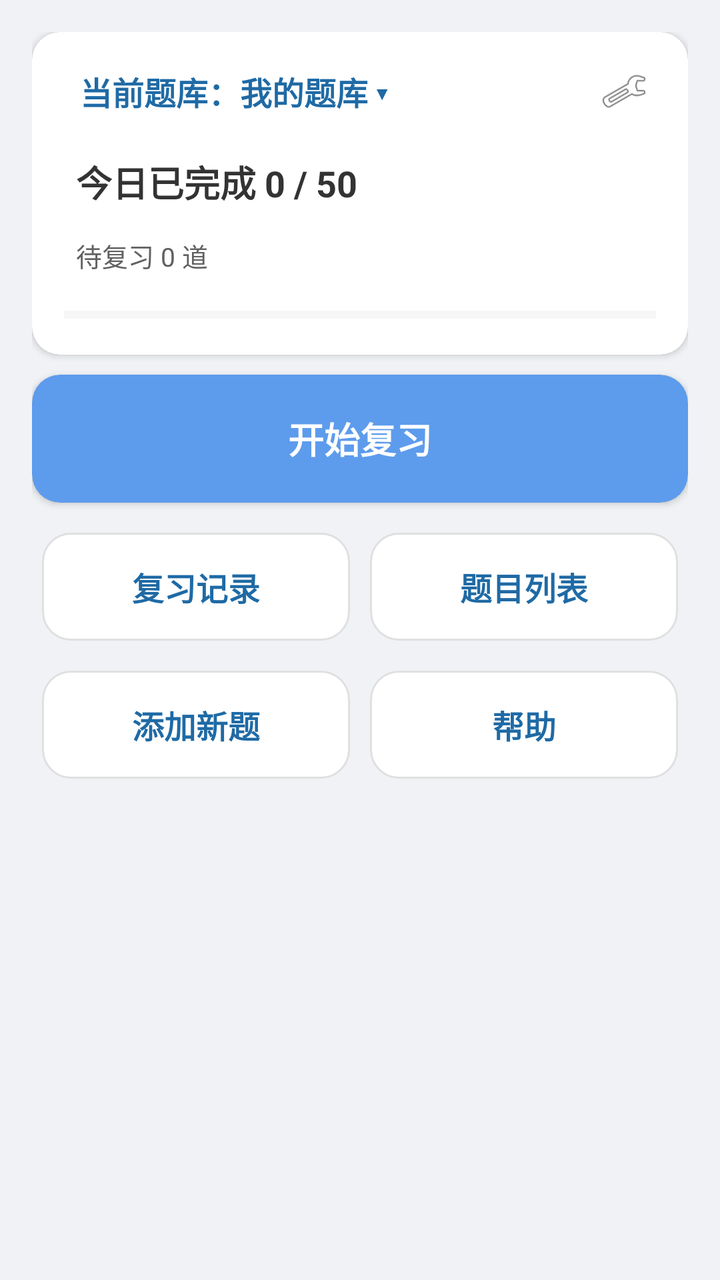
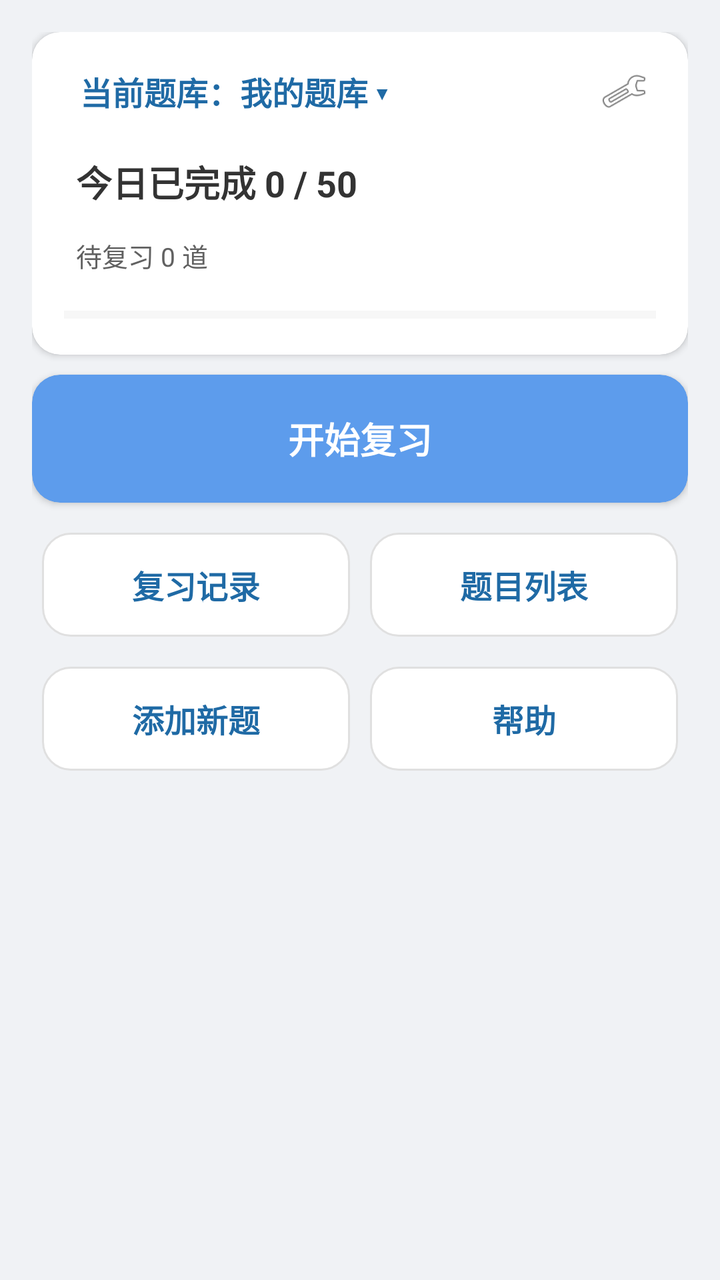

Before-and-after screenshots of an Android layout around one commit, followed by the original layout XML and the change that was made.
<!-- AndroidManifest.xml: application theme Theme.Demo -->
<!-- res/layout/activity_main.xml -->
<?xml version="1.0" encoding="utf-8"?>
<ScrollView xmlns:android="http://schemas.android.com/apk/res/android"
    xmlns:app="http://schemas.android.com/apk/res-auto"
    android:layout_width="match_parent"
    android:layout_height="match_parent"
    android:background="@color/home_bg"
    android:fillViewport="true">

    <LinearLayout
        android:layout_width="match_parent"
        android:layout_height="wrap_content"
        android:orientation="vertical"
        android:padding="@dimen/home_padding"
        android:gravity="top|center_horizontal">

        
        <androidx.cardview.widget.CardView
            android:layout_width="match_parent"
            android:layout_height="wrap_content"
            app:cardBackgroundColor="@color/home_card"
            app:cardCornerRadius="@dimen/home_card_corner"
            android:layout_marginBottom="@dimen/home_card_margin">

            <LinearLayout
                android:layout_width="match_parent"
                android:layout_height="wrap_content"
                android:orientation="vertical"
                android:paddingLeft="@dimen/home_info_padding"
                android:paddingRight="@dimen/home_info_padding"
                android:paddingBottom="@dimen/home_info_padding"
                android:paddingTop="10dp">

                <LinearLayout
                    android:layout_width="match_parent"
                    android:layout_height="wrap_content"
                    android:orientation="horizontal"
                    android:gravity="center_vertical">

                    <TextView
                        android:id="@+id/tv_current_bank"
                        android:layout_width="0dp"
                        android:layout_height="wrap_content"
                        android:layout_weight="1"
                        android:clickable="true"
                        android:focusable="true"
                        android:foreground="?attr/selectableItemBackground"
                        android:padding="8dp"
                        android:text="当前题库：我的题库 ▾"
                        android:textSize="16sp"
                        android:textStyle="bold"
                        android:textColor="@color/detail_primary" />

                    <ImageView
                        android:id="@+id/ic_setting"
                        android:layout_width="32dp"
                        android:layout_height="32dp"
                        android:clickable="true"
                        android:focusable="true"
                        android:foreground="?attr/selectableItemBackground"
                        android:padding="4dp"
                        android:contentDescription="设置"
                        android:src="@android:drawable/ic_menu_preferences" />
                </LinearLayout>

                <TextView
                    android:id="@+id/tv_today_main"
                    android:layout_width="match_parent"
                    android:layout_height="wrap_content"
                    android:layout_marginTop="6dp"
                    android:clickable="true"
                    android:focusable="true"
                    android:foreground="?attr/selectableItemBackground"
                    android:padding="6dp"
                    android:contentDescription="修改每日复习量"
                    android:text="今日已完成 0 / 50"
                    android:textSize="18sp"
                    android:textStyle="bold"
                    android:textColor="@color/home_text_primary" />

                <TextView
                    android:id="@+id/tv_today_sub"
                    android:layout_width="match_parent"
                    android:layout_height="wrap_content"
                    android:layout_marginTop="2dp"
                    android:clickable="true"
                    android:focusable="true"
                    android:foreground="?attr/selectableItemBackground"
                    android:padding="6dp"
                    android:text="待复习 0 道"
                    android:textSize="13sp"
                    android:textColor="@color/home_text_secondary" />

                <ProgressBar
                    android:id="@+id/progress_today"
                    style="?android:attr/progressBarStyleHorizontal"
                    android:layout_width="match_parent"
                    android:layout_height="@dimen/home_progress_height"
                    android:layout_marginTop="10dp"
                    android:max="100"
                    android:progress="0"
                    android:progressTint="@color/action_primary"
                    android:progressBackgroundTint="@color/home_stroke" />

                
                <LinearLayout
                    android:id="@+id/due_section"
                    android:layout_width="match_parent"
                    android:layout_height="wrap_content"
                    android:orientation="vertical"
                    android:layout_marginTop="12dp"
                    android:visibility="gone">

                    <TextView
                        android:id="@+id/tv_due_title"
                        android:layout_width="match_parent"
                        android:layout_height="wrap_content"
                        android:paddingTop="4dp"
                        android:paddingBottom="4dp"
                        android:clickable="true"
                        android:focusable="true"
                        android:foreground="?attr/selectableItemBackground"
                        android:contentDescription="未来 7 天 · 点此看说明"
                        android:text="未来 7 天"
                        android:textSize="12sp"
                        android:textColor="@color/home_text_secondary" />

                    <com.example.demo.DueChartView
                        android:id="@+id/due_chart"
                        android:layout_width="match_parent"
                        android:layout_height="@dimen/home_chart_height"
                        android:layout_marginTop="4dp"
                        android:contentDescription="未来 7 天到期分布" />

                    <TextView
                        android:id="@+id/tv_chart_tip"
                        android:layout_width="match_parent"
                        android:layout_height="wrap_content"
                        android:layout_marginTop="2dp"
                        android:textSize="12sp"
                        android:textColor="@color/home_text_secondary"
                        android:visibility="gone" />
                </LinearLayout>

                <LinearLayout
                    android:id="@+id/checkin_row"
                    android:layout_width="match_parent"
                    android:layout_height="wrap_content"
                    android:orientation="horizontal"
                    android:gravity="center_vertical"
                    android:layout_marginTop="10dp"
                    android:visibility="gone">

                    <TextView
                        android:id="@+id/tv_checkin"
                        android:layout_width="0dp"
                        android:layout_height="wrap_content"
                        android:layout_weight="1"
                        android:clickable="true"
                        android:focusable="true"
                        android:foreground="?attr/selectableItemBackground"
                        android:padding="6dp"
                        android:textSize="13sp"
                        android:textColor="@color/home_text_secondary" />

                    <ImageView
                        android:id="@+id/iv_checkin_calendar"
                        android:layout_width="32dp"
                        android:layout_height="32dp"
                        android:layout_gravity="end"
                        android:clickable="true"
                        android:focusable="true"
                        android:foreground="?attr/selectableItemBackground"
                        android:padding="4dp"
                        android:contentDescription="打卡日历"
                        android:src="@android:drawable/ic_menu_agenda" />
                </LinearLayout>

                <TextView
                    android:id="@+id/tv_empty_hint"
                    android:layout_width="match_parent"
                    android:layout_height="wrap_content"
                    android:layout_marginTop="8dp"
                    android:visibility="gone"
                    android:text="当前题库还没有题目，先添加新题吧"
                    android:textSize="13sp"
                    android:textColor="@color/detail_warn" />
            </LinearLayout>
        </androidx.cardview.widget.CardView>

        
        <androidx.cardview.widget.CardView
            android:id="@+id/btn_review"
            android:layout_width="match_parent"
            android:layout_height="@dimen/home_primary_height"
            android:clickable="true"
            android:focusable="true"
            app:cardBackgroundColor="@color/action_primary"
            app:cardCornerRadius="@dimen/home_card_corner"
            android:foreground="?attr/selectableItemBackground"
            android:contentDescription="开始复习"
            android:layout_marginBottom="@dimen/home_inner_margin">

            <LinearLayout
                android:layout_width="match_parent"
                android:layout_height="match_parent"
                android:orientation="vertical"
                android:gravity="center">

                <TextView
                    android:layout_width="wrap_content"
                    android:layout_height="wrap_content"
                    android:text="开始复习"
                    android:textColor="#FFFFFF"
                    android:textSize="18sp"
                    android:textStyle="bold" />

            </LinearLayout>
        </androidx.cardview.widget.CardView>

        
        <LinearLayout
            android:layout_width="match_parent"
            android:layout_height="wrap_content"
            android:orientation="horizontal"
            android:layout_marginTop="@dimen/home_inner_margin">

            <LinearLayout
                android:id="@+id/btn_history"
                android:layout_width="0dp"
                android:layout_height="@dimen/home_secondary_height"
                android:layout_weight="1"
                android:clickable="true"
                android:focusable="true"
                android:background="@drawable/bg_home_secondary"
                android:foreground="?attr/selectableItemBackground"
                android:contentDescription="复习记录"
                android:gravity="center"
                android:layout_margin="@dimen/home_inner_margin">

                <TextView
                    android:layout_width="wrap_content"
                    android:layout_height="wrap_content"
                    android:text="复习记录"
                    android:textColor="@color/detail_primary"
                    android:textSize="16sp"
                    android:textStyle="bold" />
            </LinearLayout>

            <LinearLayout
                android:id="@+id/btn_bank"
                android:layout_width="0dp"
                android:layout_height="@dimen/home_secondary_height"
                android:layout_weight="1"
                android:clickable="true"
                android:focusable="true"
                android:background="@drawable/bg_home_secondary"
                android:foreground="?attr/selectableItemBackground"
                android:contentDescription="题目列表"
                android:gravity="center"
                android:layout_margin="@dimen/home_inner_margin">

                <TextView
                    android:layout_width="wrap_content"
                    android:layout_height="wrap_content"
                    android:text="题目列表"
                    android:textColor="@color/detail_primary"
                    android:textSize="16sp"
                    android:textStyle="bold" />
            </LinearLayout>
        </LinearLayout>

        
        <LinearLayout
            android:layout_width="match_parent"
            android:layout_height="wrap_content"
            android:orientation="horizontal"
            android:layout_marginTop="@dimen/home_inner_margin">

            <LinearLayout
                android:id="@+id/btn_add"
                android:layout_width="0dp"
                android:layout_height="@dimen/home_secondary_height"
                android:layout_weight="1"
                android:clickable="true"
                android:focusable="true"
                android:background="@drawable/bg_home_secondary"
                android:foreground="?attr/selectableItemBackground"
                android:contentDescription="添加新题"
                android:gravity="center"
                android:layout_margin="@dimen/home_inner_margin">

                <TextView
                    android:layout_width="wrap_content"
                    android:layout_height="wrap_content"
                    android:text="添加新题"
                    android:textColor="@color/detail_primary"
                    android:textSize="16sp"
                    android:textStyle="bold" />
            </LinearLayout>

            <LinearLayout
                android:id="@+id/btn_help"
                android:layout_width="0dp"
                android:layout_height="@dimen/home_secondary_height"
                android:layout_weight="1"
                android:clickable="true"
                android:focusable="true"
                android:background="@drawable/bg_home_secondary"
                android:foreground="?attr/selectableItemBackground"
                android:contentDescription="帮助"
                android:gravity="center"
                android:layout_margin="@dimen/home_inner_margin">

                <TextView
                    android:layout_width="wrap_content"
                    android:layout_height="wrap_content"
                    android:text="帮助"
                    android:textColor="@color/detail_primary"
                    android:textSize="16sp"
                    android:textStyle="bold" />
            </LinearLayout>
        </LinearLayout>

        
        <TextView
            android:id="@+id/tv_backup_hint"
            android:layout_width="match_parent"
            android:layout_height="wrap_content"
            android:layout_marginTop="4dp"
            android:clickable="true"
            android:focusable="true"
            android:foreground="?attr/selectableItemBackground"
            android:padding="8dp"
            android:textSize="12sp"
            android:textColor="@color/home_text_secondary"
            android:visibility="gone" />

    </LinearLayout>
</ScrollView>
<!-- resources referenced by this layout -->
<resources>
  <color name="action_primary">#5D9CEC</color>
  <color name="detail_primary">#1F6AA5</color>
  <color name="detail_warn">#FF9800</color>
  <color name="home_bg">@color/page_bg</color>
  <color name="home_card">#FFFFFF</color>
  <color name="home_stroke">#E0E0E0</color>
  <color name="home_text_primary">#333333</color>
  <color name="home_text_secondary">#616161</color>
  <dimen name="home_card_corner">14dp</dimen>
  <dimen name="home_card_margin">10dp</dimen>
  <dimen name="home_chart_height">88dp</dimen>
  <dimen name="home_info_padding">16dp</dimen>
  <dimen name="home_inner_margin">5dp</dimen>
  <dimen name="home_padding">16dp</dimen>
  <dimen name="home_primary_height">64dp</dimen>
  <dimen name="home_progress_height">8dp</dimen>
  <dimen name="home_secondary_height">54dp</dimen>
  <!-- drawable bg_home_secondary (drawable) -->
  <?xml version="1.0" encoding="utf-8"?>
  <shape xmlns:android="http://schemas.android.com/apk/res/android"
      android:shape="rectangle">
      <corners android:radius="@dimen/home_card_corner" />
      <solid android:color="@color/home_card" />
      <stroke android:width="1dp" android:color="@color/home_stroke" />
  </shape>
  <style name="Theme.Demo" parent="Base.Theme.Demo" />
  <color name="page_bg">#F0F2F5</color>
  <style name="Base.Theme.Demo" parent="Theme.Material3.DayNight.NoActionBar">
          
          <item name="android:statusBarColor">@color/home_bg</item>
          <item name="android:windowLightStatusBar">true</item>
          <item name="android:navigationBarColor">@color/home_bg</item>
          <item name="android:windowLightNavigationBar" tools:targetApi="o_mr1">true</item>
          <item name="android:enforceNavigationBarContrast" tools:targetApi="q">false</item>
      </style>
</resources>

<!-- the commit's change to res/layout/activity_main.xml (unified diff, before → after) -->
@@ -183,7 +183,7 @@
                     android:visibility="gone"
                     android:text="当前题库还没有题目，先添加新题吧"
                     android:textSize="13sp"
-                    android:textColor="@color/detail_warn" />
+                    android:textColor="@color/state_warn_text" />
             </LinearLayout>
         </androidx.cardview.widget.CardView>
 
<!-- resource entries referenced after the edit -->
@@ -2,13 +2,13 @@
 <resources>
   <color name="action_primary">#5D9CEC</color>
   <color name="detail_primary">#1F6AA5</color>
-  <color name="detail_warn">#FF9800</color>
   <color name="home_bg">@color/page_bg</color>
   <color name="home_card">#FFFFFF</color>
   <color name="home_stroke">#E0E0E0</color>
   <color name="home_text_primary">#333333</color>
   <color name="home_text_secondary">#616161</color>
-  <dimen name="home_card_corner">14dp</dimen>
+  <color name="state_warn_text">#AD6800</color>
+  <dimen name="home_card_corner">@dimen/corner_card</dimen>
   <dimen name="home_card_margin">10dp</dimen>
   <dimen name="home_chart_height">88dp</dimen>
   <dimen name="home_info_padding">16dp</dimen>
@@ -16,7 +16,7 @@
   <dimen name="home_padding">16dp</dimen>
   <dimen name="home_primary_height">64dp</dimen>
   <dimen name="home_progress_height">8dp</dimen>
-  <dimen name="home_secondary_height">54dp</dimen>
+  <dimen name="home_secondary_height">52dp</dimen>
   <!-- drawable bg_home_secondary (drawable) -->
   <?xml version="1.0" encoding="utf-8"?>
   <shape xmlns:android="http://schemas.android.com/apk/res/android"
@@ -27,6 +27,7 @@
   </shape>
   <style name="Theme.Demo" parent="Base.Theme.Demo" />
   <color name="page_bg">#F0F2F5</color>
+  <dimen name="corner_card">14dp</dimen>
   <style name="Base.Theme.Demo" parent="Theme.Material3.DayNight.NoActionBar">
           
           <item name="android:statusBarColor">@color/home_bg</item>
